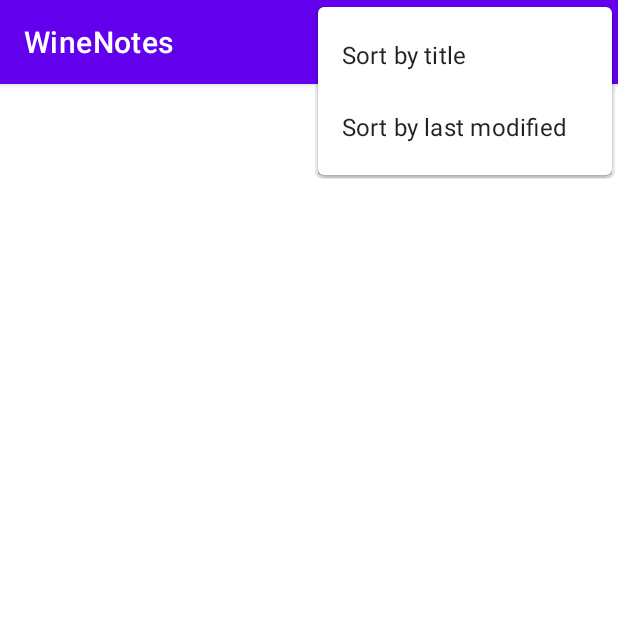
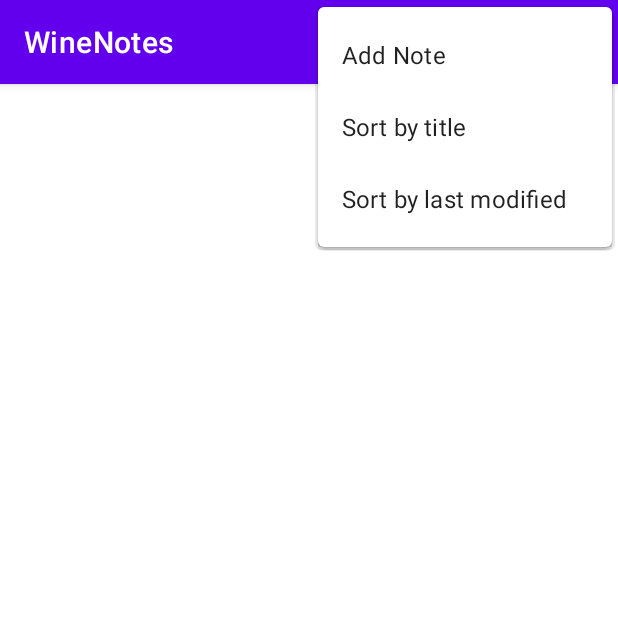
Before and after one commit to pdstu25/Stuard_Assignment4, an Android app: the screen it shows after launch (MainActivity), with the options menu open, on a phone screen of 412 x 824 dp, the top half of it. Run offline under Robolectric (Android 15) with nearby library versions, the phone set to English and light mode, and no system bars; our stand-ins replace Room's generated code.

Commit message:
adapter/intent/menu add function/recycleview queries added

```diff
--- a/app/src/main/java/com/example/stuard_assignment4/MainActivity.kt
+++ b/app/src/main/java/com/example/stuard_assignment4/MainActivity.kt
@@ -1,28 +1,66 @@
 package com.example.stuard_assignment4
 
+import android.app.Activity
 import android.content.Intent
 import androidx.appcompat.app.AppCompatActivity
 import android.os.Bundle
+import android.util.Log
 import android.view.*
 import android.widget.TextView
+import androidx.activity.result.ActivityResult
+import androidx.activity.result.contract.ActivityResultContracts
 import androidx.appcompat.app.AlertDialog
 import androidx.recyclerview.widget.DividerItemDecoration
 import androidx.recyclerview.widget.LinearLayoutManager
 import androidx.recyclerview.widget.RecyclerView
+import com.example.stuard_assignment4.database.AppDatabase
 import com.example.stuard_assignment4.database.Note
 import com.example.stuard_assignment4.databinding.ActivityMainBinding
 import kotlinx.coroutines.CoroutineScope
 import kotlinx.coroutines.Dispatchers
 import kotlinx.coroutines.launch
+import kotlinx.coroutines.withContext
 
 class MainActivity : AppCompatActivity() {
     private lateinit var binding: ActivityMainBinding
+
+    private lateinit var adapter: MyAdapter
+    private val notes = mutableListOf<Note>()
 
     override fun onCreate(savedInstanceState: Bundle?) {
         super.onCreate(savedInstanceState)
         binding = ActivityMainBinding.inflate(layoutInflater)
         setContentView(binding.root)
 
+        val layoutManager = LinearLayoutManager(this)
+        binding.mainActivityRecylerView.setLayoutManager(layoutManager)
+
+        val dividerItemDecoration = DividerItemDecoration(
+            applicationContext, layoutManager.getOrientation()
+        )
+        binding.mainActivityRecylerView.addItemDecoration(dividerItemDecoration)
+
+        adapter = MyAdapter()
+        binding.mainActivityRecylerView.setAdapter(adapter)
+
+        loadAllNotes()
+    }
+
+    private fun loadAllNotes() {
+        CoroutineScope(Dispatchers.IO).launch {
+            val db = AppDatabase.getDatabase(applicationContext)
+            val dao = db.noteDao()
+            val results = dao.getAllNotes()
+            for (person in results) {
+                Log.i("STATUS_MAIN:", "read ${person}")
+            }
+
+            withContext(Dispatchers.Main) {
+                notes.clear()
+                notes.addAll(results)
+                adapter.notifyDataSetChanged()
+            }
+        }
     }
 
     override fun onCreateOptionsMenu(menu: Menu?): Boolean {
@@ -32,7 +70,9 @@ class MainActivity : AppCompatActivity() {
     }
 
     override fun onOptionsItemSelected(item: MenuItem): Boolean {
-        if (item.getItemId() == R.id.sortNote_Item) {
+        if (item.getItemId() == R.id.addNote_Item) {
+            return true
+        } else if (item.getItemId() == R.id.sortNote_Item) {
             //addNewPerson()
             return true
         } else if (item.getItemId() == R.id.sortModified_item) {
@@ -41,4 +81,110 @@ class MainActivity : AppCompatActivity() {
         }
         return super.onOptionsItemSelected(item)
     }
+
+    private fun addNewNote() {
+        val intent = Intent(applicationContext, NoteActivity::class.java)
+        intent.putExtra(
+            getString(R.string.intent_purpose_key),
+            getString(R.string.intent_purpose_add_note)
+        )
+        //startForAddResult.launch(intent)
+    }
+
+    private val startForAddResult =
+        registerForActivityResult(ActivityResultContracts.StartActivityForResult()) { result: ActivityResult ->
+
+            if (result.resultCode == Activity.RESULT_OK) {
+                loadAllNotes()
+            }
+        }
+
+    private val startForUpdateResult =
+        registerForActivityResult(ActivityResultContracts.StartActivityForResult()) {
+                result : ActivityResult ->
+
+            if (result.resultCode == Activity.RESULT_OK) {
+                // alternative - reload the whole database
+                // good only for small databases
+                loadAllNotes()
+            }
+        }
+
+    inner class MyViewHolder(val view: TextView) :
+        RecyclerView.ViewHolder(view),
+        View.OnClickListener, View.OnLongClickListener {
+
+        init {
+            view.setOnClickListener(this)
+            view.setOnLongClickListener(this)
+        }
+
+        override fun onClick(view: View?) {
+            val intent = Intent(applicationContext, NoteActivity::class.java)
+
+            intent.putExtra(
+                getString(R.string.intent_purpose_key),
+                getString(R.string.intent_purpose_update_note)
+            )
+
+            val note = notes[adapterPosition]
+            intent.putExtra(
+                getString(R.string.intent_key_note_id),
+                note.id
+            )
+
+            startForUpdateResult.launch(intent)
+
+        }
+
+        override fun onLongClick(view: View?): Boolean {
+            val note = notes[adapterPosition]
+
+            val builder = AlertDialog.Builder(view!!.context)
+                .setTitle("Confirm delete")
+                .setMessage("Are you sure you want to delete " +
+                        "${note.title} ${note.notes}?")
+                .setNegativeButton(android.R.string.cancel, null)
+                .setPositiveButton(android.R.string.ok) {
+                        dialogInterface, whichButton ->
+
+                    CoroutineScope(Dispatchers.IO).launch {
+                        AppDatabase.getDatabase(applicationContext)
+                            .noteDao()
+                            .deletePerson(note)
+
+                        // alternative - reload the whole database
+                        // good only for small databases
+                        loadAllNotes()
+
+                    }
+
+                }
+            builder.show()
+
+            return true
+        }
+    }
+
+    inner class MyAdapter :
+        RecyclerView.Adapter<MyViewHolder>() {
+
+        override fun onCreateViewHolder(parent: ViewGroup, viewType: Int): MyViewHolder {
+            val view = LayoutInflater.from(parent.context)
+                .inflate(R.layout.item_view, parent, false) as TextView
+            return MyViewHolder(view)
+        }
+
+        override fun onBindViewHolder(holder: MyViewHolder, position: Int) {
+            val note = notes[position]
+            holder.view.setText(
+                "${note.title}, ${note.notes} "
+            )
+        }
+
+        override fun getItemCount(): Int {
+            return notes.size
+        }
+
+    }
 }
--- a/app/src/main/java/com/example/stuard_assignment4/database/NoteDao.kt
+++ b/app/src/main/java/com/example/stuard_assignment4/database/NoteDao.kt
@@ -1,11 +1,38 @@
 package com.example.stuard_assignment4.database
 
-import androidx.room.Dao
-import androidx.room.Query
+import androidx.room.*
 
 @Dao
 interface NoteDao {
 
-    @Query("SELECT * FROM Note")
-    fun getAllNotes() : List<Note>
+    /**
+     * @param note the Note object to insert. The
+     *      id should be 0
+     *
+     * @return the id of the note object just inserted
+     */
+    @Insert
+    fun addNote(note : Note) : Long
+
+    /**
+     * @param notes the Note object to update. The
+     *      id CANNOT be 0
+     */
+    @Update
+    fun updateNotes(note : Note)
+
+    @Delete
+    fun deletePerson(note: Note)
+
+    /**
+     * Deletes EVERYTHING in the table
+     */
+    @Query("DELETE FROM Note")
+    fun deleteAllNotes()
+
+    @Query("SELECT * FROM note ORDER BY title")
+    fun getAllNotes(): List<Note>
+
+    @Query("SELECT * FROM note WHERE id = :noteId")
+    fun getNotes(noteId : Long) : Note
 }
--- a/app/src/main/res/layout/activity_note.xml
+++ b/app/src/main/res/layout/activity_note.xml
@@ -4,6 +4,4 @@
     xmlns:tools="http://schemas.android.com/tools"
     android:layout_width="match_parent"
     android:layout_height="match_parent"
-    tools:context=".NoteActivity">
-
-</androidx.constraintlayout.widget.ConstraintLayout>
+    tools:context=".NoteActivity"/>
--- a/app/src/main/res/menu/main_menu.xml
+++ b/app/src/main/res/menu/main_menu.xml
@@ -2,6 +2,9 @@
 <menu xmlns:app="http://schemas.android.com/apk/res-auto"
     xmlns:android="http://schemas.android.com/apk/res/android">
 
+    <item
+        android:id="@+id/addNote_Item"
+        android:title="@string/addNote_Item" />
     <item
         android:id="@+id/sortNote_Item"
         android:title="@string/sortNoteByTitle_Item" />
--- a/app/src/main/res/values/strings.xml
+++ b/app/src/main/res/values/strings.xml
@@ -1,6 +1,16 @@
 <resources>
     <string name="app_name">WineNotes</string>
 
+    <!-- Menu Items -->
+    <string name="addNote_Item">Add Note</string>
     <string name="sortNoteByTitle_Item">Sort by title</string>
     <string name="sortNoteByLastModified_Item">Sort by last modified</string>
+
+    <!-- intent keys -->
+    <string name="intent_purpose_key">purpose</string>
+    <string name="intent_purpose_add_note">Add</string>
+    <string name="intent_purpose_update_note">Update</string>
+
+    <string name="intent_key_position">position</string>
+    <string name="intent_key_note_id">note id</string>
 </resources>
```
